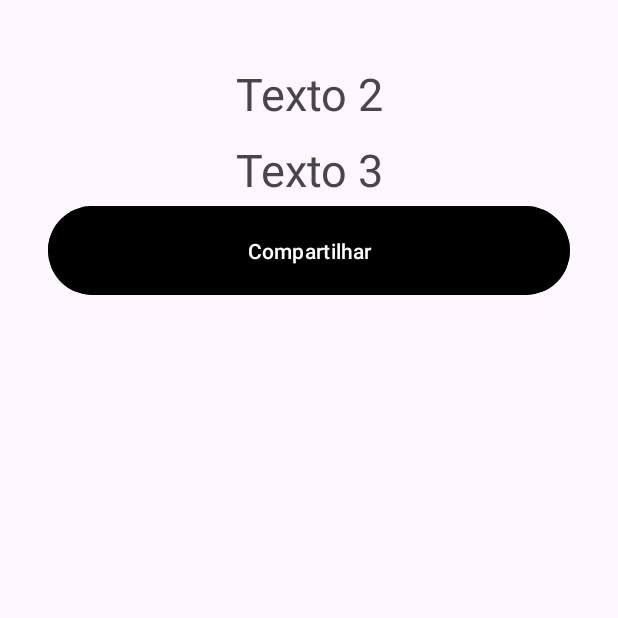
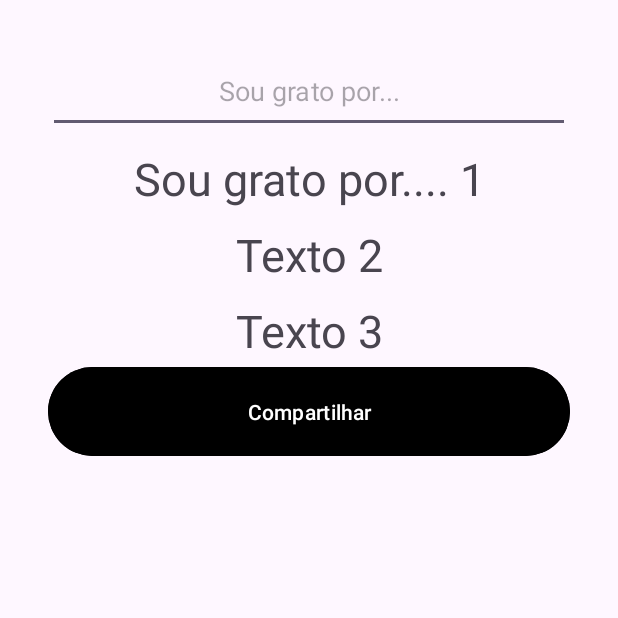
Before and after one commit to sebastianvavini/DiarioDaGratidao, an Android app: the screen it shows after launch (MainActivity), on a phone screen of 412 x 824 dp, the top half of it. Run offline under Robolectric (Android 15) with nearby library versions, the phone set to English and light mode, and no system bars.

Commit message:
adicionando campos e labels

```diff
--- a/app/src/main/res/layout/activity_main.xml
+++ b/app/src/main/res/layout/activity_main.xml
@@ -23,6 +23,27 @@
         android:layout_margin="16dp"
 
         >
+
+        <EditText
+            android:id="@+id/editText_Numero1"
+            android:padding="16dp"
+            android:hint=" Sou grato por... "
+            android:gravity="center"
+            android:inputType="numberDecimal"
+            android:layout_width="match_parent"
+            android:layout_height="wrap_content"
+            />
+
+        <TextView
+            android:id="@+id/textView1"
+            android:layout_marginTop="10dp"
+            android:textSize="30dp"
+            android:gravity="center"
+            android:layout_width="match_parent"
+            android:layout_height="wrap_content"
+            android:text="Sou grato por.... 1"/>
+
+
 
         <TextView
             android:id="@+id/textView2"
```
